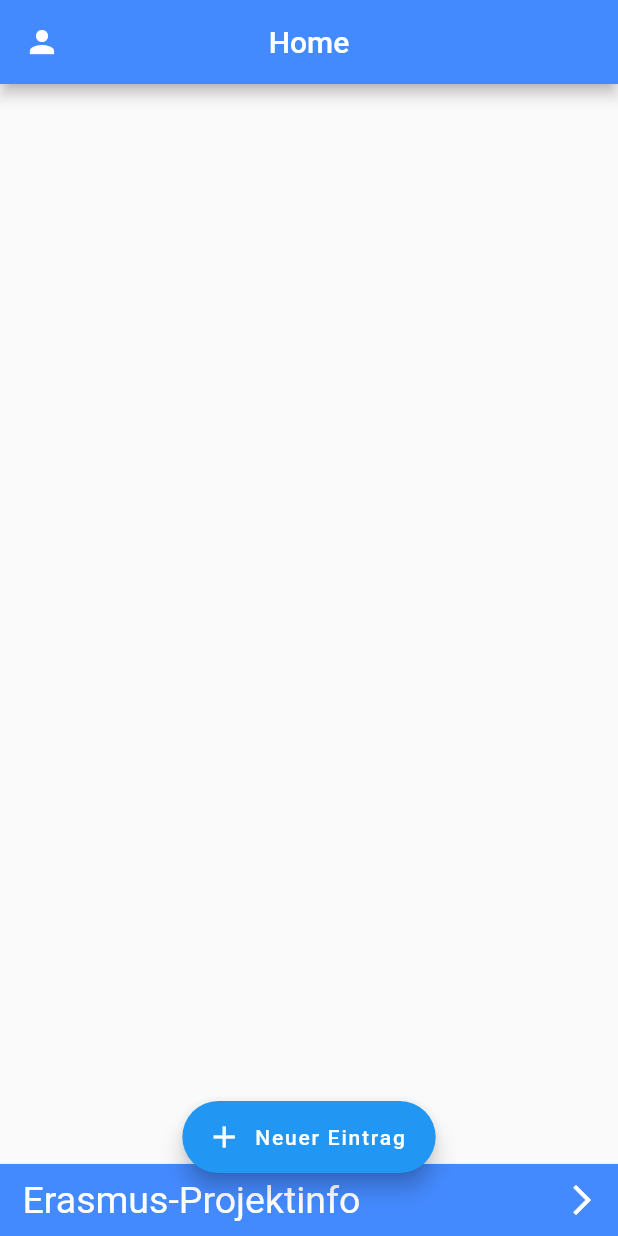
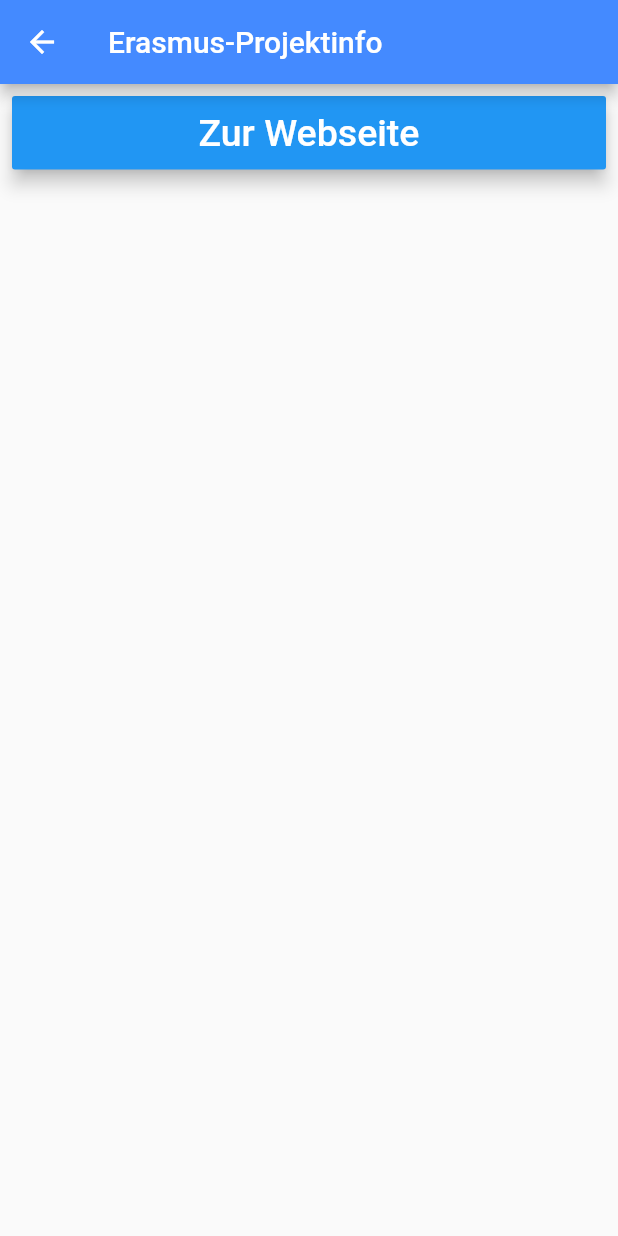
Before and after one commit to tth05/ErasmusDoc, a Flutter app: the screen it shows after launch, after a tap on the "arrow forward ios" icon, on a phone screen of 412 x 824 dp. Run offline on Flutter 3.47's test engine with Material 2 defaults, Android fonts, the light colour scheme and no system bars.

Commit message:
Added erasmus_info screen

```diff
--- a/lib/main.dart
+++ b/lib/main.dart
@@ -6,6 +6,7 @@
 import 'dart:async';
 
 import 'package:erasmus_app/screens/app_home/app_home.dart';
+import 'package:erasmus_app/screens/erasmus_info/erasmus_info.dart';
 import 'package:flutter/material.dart';
 import 'package:flutter_localizations/flutter_localizations.dart';
 
@@ -21,7 +22,8 @@
       title: 'Erasmus',
       home: AppHomeScreen(),
       routes: <String, WidgetBuilder>{
-        '/home': (BuildContext context) => new AppHomeScreen()
+        '/home': (BuildContext context) => new AppHomeScreen(),
+        '/erasmus_info': (BuildContext context) => new ErasmusInfoScreen()
       },
       theme: new ThemeData(
         primaryColor: Colors.blueAccent,
--- a/lib/screens/app_home/app_home.dart
+++ b/lib/screens/app_home/app_home.dart
@@ -23,6 +23,13 @@
           icon: Icon(Icons.person),
           onPressed: () => Navigator.of(context).pushNamed("/"),
         ),
+        actions: <Widget>[
+          IconButton(
+            icon: Icon(Icons.menu),
+            color: Colors.white,
+            onPressed: () => Navigator.of(context).pushNamed("/"),
+          ),
+        ],
       ),
       floatingActionButton: FloatingActionButton.extended(
         onPressed: () {},
--- a/lib/screens/app_home/custom_button_location.dart
+++ b/lib/screens/app_home/custom_button_location.dart
@@ -7,6 +7,7 @@
 
 import 'package:flutter/material.dart';
 
+//The origin CenterDockedFloatingActionButtonLocation is sadly private. That's why this is needed
 class CustomCenterDockedFloatingActionButtonLocation extends FloatingActionButtonLocation {
   final yOffset;
 
--- a/lib/screens/app_home/widgets/bottom_app_bar.dart
+++ b/lib/screens/app_home/widgets/bottom_app_bar.dart
@@ -37,7 +37,7 @@
           IconButton(
             color: Colors.white,
             icon: Icon(Icons.arrow_forward_ios),
-            onPressed: () {},
+            onPressed: () => Navigator.of(context).pushNamed("/erasmus_info"),
           ),
         ],
       ),
--- /dev/null
+++ b/lib/screens/erasmus_info/erasmus_info.dart
@@ -0,0 +1,25 @@
+/*
+    Created by Tim Theisinger on 09.09.2018
+    License: This project is licensed under the terms of the GNU General Public License v3.0, see LICENSE.txt
+*/
+
+import 'package:erasmus_app/screens/erasmus_info/widgets/widgets.dart';
+import 'package:flutter/material.dart';
+
+class ErasmusInfoScreen extends StatelessWidget {
+  @override
+  Widget build(BuildContext context) {
+    return Scaffold(
+      appBar: AppBar(
+        title: Text("Erasmus-Projektinfo"),
+      ),
+      body: Center(
+        child: Column(
+          children: <Widget>[
+            ErasmusWebsiteRaisedButton(),
+          ],
+        ),
+      ),
+    );
+  }
+}
--- /dev/null
+++ b/lib/screens/erasmus_info/widgets/website_button.dart
@@ -0,0 +1,34 @@
+/*
+    Created by Tim Theisinger on 09.09.2018
+    License: This project is licensed under the terms of the GNU General Public License v3.0, see LICENSE.txt
+*/
+
+import 'package:erasmus_app/util/URLUtil.dart';
+import 'package:flutter/material.dart';
+
+class ErasmusWebsiteRaisedButton extends StatelessWidget {
+  @override
+  Widget build(BuildContext context) {
+    return Row(
+      children: <Widget>[
+        Expanded(
+          child: Padding(
+            padding: const EdgeInsets.all(8.0),
+            child: RaisedButton(
+              padding: EdgeInsets.all(10.0),
+              elevation: 5.0,
+              child: Text(
+                "Zur Webseite",
+                style: TextStyle(
+                  fontSize: 25.0,
+                  color: Colors.white,
+                ),
+              ),
+              onPressed: () => URLUtil.launchURL("https://erasmusplus.de"),
+            ),
+          ),
+        ),
+      ],
+    );
+  }
+}
--- /dev/null
+++ b/lib/screens/erasmus_info/widgets/widgets.dart
@@ -0,0 +1,6 @@
+/*
+    Created by Tim Theisinger on 09.09.2018
+    License: This project is licensed under the terms of the GNU General Public License v3.0, see LICENSE.txt
+*/
+
+export 'website_button.dart';
--- a/lib/util/URLUtil.dart
+++ b/lib/util/URLUtil.dart
@@ -6,8 +6,7 @@
 import 'package:url_launcher/url_launcher.dart';
 
 class URLUtil {
-  static void launchURL() async {
-    const url = 'https://erasmusplus.de';
+  static void launchURL(String url) async {
     if (await canLaunch(url)) {
       await launch(url);
     } else {
```
